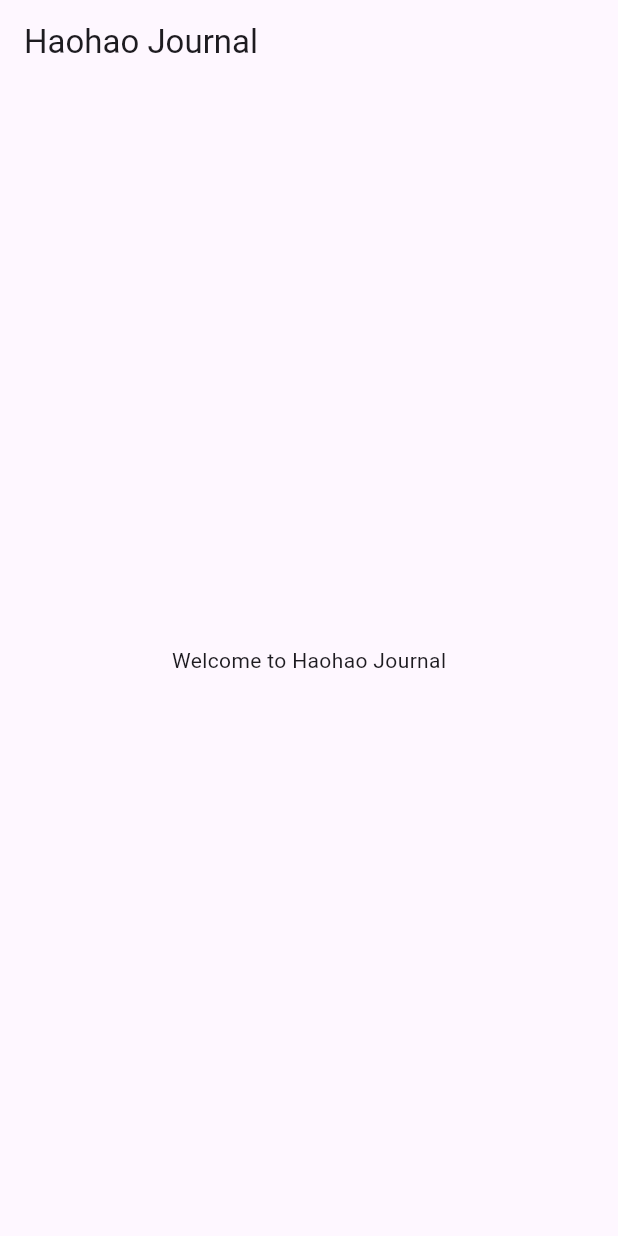
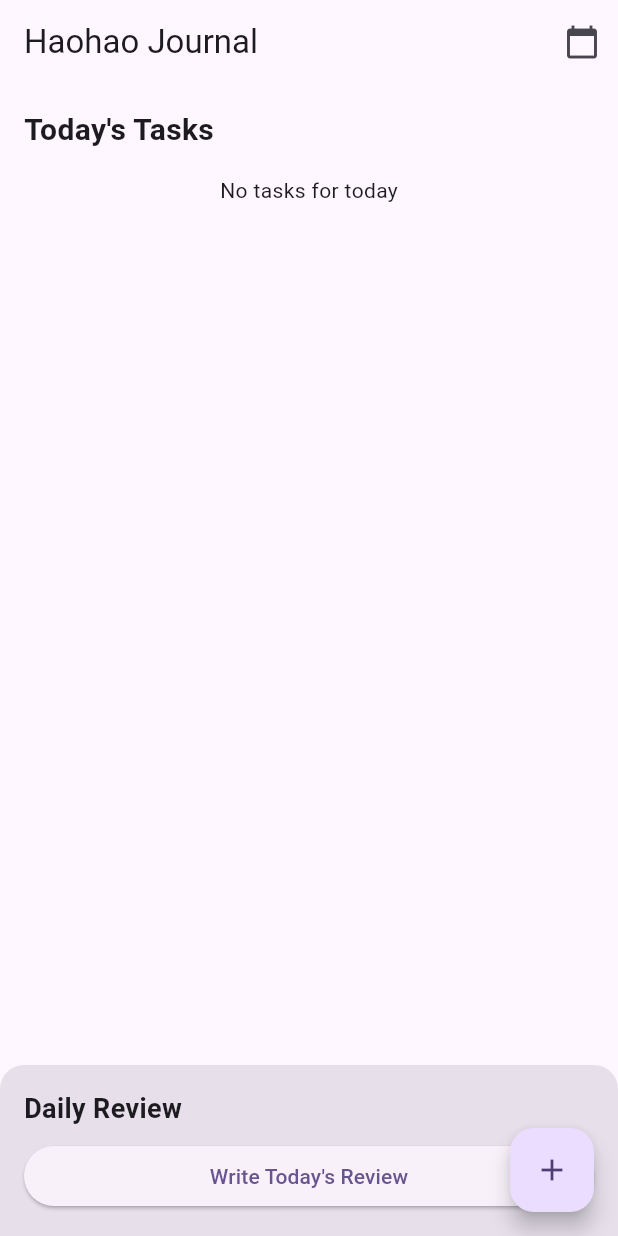
Before and after one commit to sumi0820/haohao_journal_app, a Flutter app: the screen it shows after launch, on a phone screen of 412 x 824 dp. Run offline on Flutter 3.47's test engine with Material 3 defaults, Android fonts, the phone set to English and light mode, and no system bars; our stand-ins replace flutter_riverpod, freezed_annotation, go_router, table_calendar.

Commit message:
feat: implement basic task management functionality

```diff
--- a/lib/main.dart
+++ b/lib/main.dart
@@ -1,6 +1,12 @@
 import 'package:flutter/material.dart';
 import 'package:flutter_riverpod/flutter_riverpod.dart';
 import 'package:go_router/go_router.dart';
+import 'package:haohao_journal/screens/home/home_screen.dart';
+import 'package:haohao_journal/screens/summary/daily_detail_screen.dart';
+import 'package:haohao_journal/screens/summary/summary_screen.dart';
+import 'package:haohao_journal/screens/task/task_create_screen.dart';
+import 'package:haohao_journal/screens/task/task_detail_screen.dart';
+import 'package:haohao_journal/screens/task/task_list_screen.dart';
 
 void main() {
   runApp(
@@ -9,6 +15,40 @@ void main() {
     ),
   );
 }
+
+final _router = GoRouter(
+  initialLocation: '/',
+  routes: [
+    GoRoute(
+      path: '/',
+      builder: (context, state) => const HomeScreen(),
+    ),
+    GoRoute(
+      path: '/task',
+      builder: (context, state) => const TaskListScreen(),
+    ),
+    GoRoute(
+      path: '/task/create',
+      builder: (context, state) => const TaskCreateScreen(),
+    ),
+    GoRoute(
+      path: '/task/:taskId',
+      builder: (context, state) => TaskDetailScreen(
+        taskId: state.pathParameters['taskId']!,
+      ),
+    ),
+    GoRoute(
+      path: '/summary',
+      builder: (context, state) => const SummaryScreen(),
+    ),
+    GoRoute(
+      path: '/daily-review',
+      builder: (context, state) => DailyDetailScreen(
+        date: state.extra as DateTime,
+      ),
+    ),
+  ],
+);
 
 class MyApp extends StatelessWidget {
   const MyApp({super.key});
@@ -21,31 +61,7 @@ class MyApp extends StatelessWidget {
         colorScheme: ColorScheme.fromSeed(seedColor: Colors.deepPurple),
         useMaterial3: true,
       ),
-      routerConfig: GoRouter(
-        initialLocation: '/',
-        routes: [
-          GoRoute(
-            path: '/',
-            builder: (context, state) => const HomeScreen(),
-          ),
-        ],
-      ),
+      routerConfig: _router,
     );
   }
 }
-
-class HomeScreen extends StatelessWidget {
-  const HomeScreen({super.key});
-
-  @override
-  Widget build(BuildContext context) {
-    return Scaffold(
-      appBar: AppBar(
-        title: const Text('Haohao Journal'),
-      ),
-      body: const Center(
-        child: Text('Welcome to Haohao Journal'),
-      ),
-    );
-  }
-}
--- /dev/null
+++ b/lib/providers/task_provider.dart
@@ -0,0 +1,36 @@
+import 'package:flutter_riverpod/flutter_riverpod.dart';
+import 'package:haohao_journal/models/task.dart';
+
+final taskListProvider =
+    StateNotifierProvider<TaskListNotifier, List<Task>>((ref) {
+  return TaskListNotifier();
+});
+
+final todayTasksProvider = Provider<List<Task>>((ref) {
+  final tasks = ref.watch(taskListProvider);
+  final today = DateTime.now();
+  return tasks.where((task) {
+    return task.plannedDate.year == today.year &&
+        task.plannedDate.month == today.month &&
+        task.plannedDate.day == today.day;
+  }).toList();
+});
+
+class TaskListNotifier extends StateNotifier<List<Task>> {
+  TaskListNotifier() : super([]);
+
+  void addTask(Task task) {
+    state = [...state, task];
+  }
+
+  void updateTask(Task task) {
+    state = [
+      for (final t in state)
+        if (t.id == task.id) task else t
+    ];
+  }
+
+  void deleteTask(String taskId) {
+    state = state.where((task) => task.id != taskId).toList();
+  }
+}
--- /dev/null
+++ b/lib/screens/home/home_screen.dart
@@ -0,0 +1,106 @@
+import 'package:flutter/material.dart';
+import 'package:flutter_riverpod/flutter_riverpod.dart';
+import 'package:go_router/go_router.dart';
+import 'package:haohao_journal/models/task.dart';
+import 'package:haohao_journal/providers/task_provider.dart';
+
+class HomeScreen extends ConsumerWidget {
+  const HomeScreen({super.key});
+
+  @override
+  Widget build(BuildContext context, WidgetRef ref) {
+    final todayTasks = ref.watch(todayTasksProvider);
+
+    return Scaffold(
+      appBar: AppBar(
+        title: const Text('Haohao Journal'),
+        actions: [
+          IconButton(
+            icon: const Icon(Icons.calendar_today),
+            onPressed: () => context.push('/summary'),
+          ),
+        ],
+      ),
+      body: Column(
+        children: [
+          // Today's Tasks Section
+          Expanded(
+            child: ListView(
+              padding: const EdgeInsets.all(16),
+              children: [
+                const Text(
+                  "Today's Tasks",
+                  style: TextStyle(
+                    fontSize: 20,
+                    fontWeight: FontWeight.bold,
+                  ),
+                ),
+                const SizedBox(height: 16),
+                if (todayTasks.isEmpty)
+                  const Center(
+                    child: Text('No tasks for today'),
+                  )
+                else
+                  ...todayTasks.map((task) => Card(
+                        child: ListTile(
+                          title: Text(task.title),
+                          subtitle: task.memo != null ? Text(task.memo!) : null,
+                          trailing: IconButton(
+                            icon: Icon(
+                              task.status == TaskStatus.done
+                                  ? Icons.check_circle
+                                  : Icons.check_circle_outline,
+                            ),
+                            onPressed: () {
+                              if (task.status != TaskStatus.done) {
+                                ref.read(taskListProvider.notifier).updateTask(
+                                      task.copyWith(
+                                        status: TaskStatus.done,
+                                        completedDate: DateTime.now(),
+                                      ),
+                                    );
+                              }
+                            },
+                          ),
+                          onTap: () => context.push('/task/${task.id}'),
+                        ),
+                      )),
+              ],
+            ),
+          ),
+          // Daily Review Section
+          Container(
+            padding: const EdgeInsets.all(16),
+            decoration: BoxDecoration(
+              color: Theme.of(context).colorScheme.surfaceVariant,
+              borderRadius:
+                  const BorderRadius.vertical(top: Radius.circular(16)),
+            ),
+            child: Column(
+              crossAxisAlignment: CrossAxisAlignment.stretch,
+              children: [
+                const Text(
+                  'Daily Review',
+                  style: TextStyle(
+                    fontSize: 18,
+                    fontWeight: FontWeight.bold,
+                  ),
+                ),
+                const SizedBox(height: 8),
+                ElevatedButton(
+                  onPressed: () =>
+                      context.push('/daily-review', extra: DateTime.now()),
+                  child: const Text('Write Today\'s Review'),
+                ),
+              ],
+            ),
+          ),
+        ],
+      ),
+      floatingActionButton: FloatingActionButton(
+        onPressed: () => context.push('/task/create'),
+        child: const Icon(Icons.add),
+      ),
+    );
+  }
+}
--- a/pubspec.yaml
+++ b/pubspec.yaml
@@ -38,6 +38,7 @@ dependencies:
   json_annotation: ^4.8.1
   intl: ^0.19.0
   flutter_svg: ^2.0.9
+  uuid: ^4.3.3
 
   # The following adds the Cupertino Icons font to your application.
   # Use with the CupertinoIcons class for iOS style icons.
```
Also changed, not shown: lib/screens/summary/daily_detail_screen.dart (added, +90 -0 lines), lib/screens/summary/summary_screen.dart (added, +58 -0 lines), lib/screens/task/task_create_screen.dart (added, +113 -0 lines), lib/screens/task/task_detail_screen.dart (added, +179 -0 lines), lib/screens/task/task_list_screen.dart (added, +53 -0 lines), pubspec.lock.
